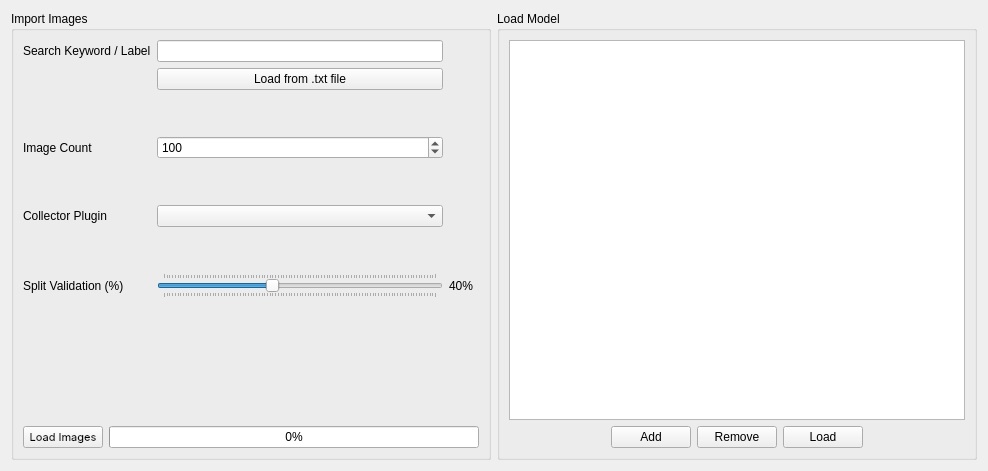
Before: the Qt Designer form view/importfileswidget.ui in Joensw/RCAIT, drawn with Qt 5.
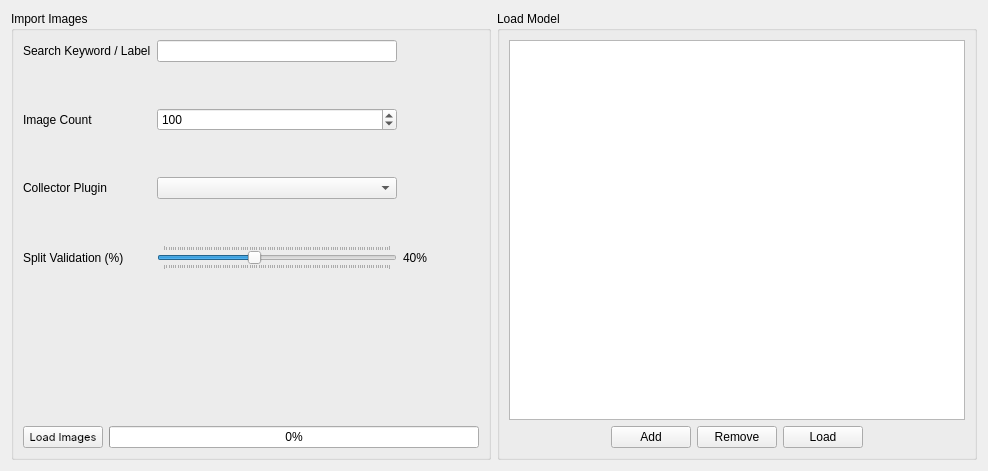
After: the same form once the commit is applied. Icons and pictures are not drawn. Custom widgets are drawn as their Qt base class.

Commit message: Changed button appearance

```diff
--- a/view/importfileswidget.ui
+++ b/view/importfileswidget.ui
@@ -183,6 +183,20 @@
             </property>
            </widget>
           </item>
+          <item>
+           <widget class="QPushButton" name="pushButton_loadLabelsFromFile">
+            <property name="text">
+             <string/>
+            </property>
+            <property name="icon">
+             <iconset resource="../UI_Icons.qrc">
+              <normaloff>:/Resources/UISymbols/UI_Folder_Icon.svg</normaloff>:/Resources/UISymbols/UI_Folder_Icon.svg</iconset>
+            </property>
+            <property name="flat">
+             <bool>true</bool>
+            </property>
+           </widget>
+          </item>
          </layout>
         </item>
         <item row="8" column="1">
@@ -218,15 +232,7 @@
          </spacer>
         </item>
         <item row="1" column="1">
-         <layout class="QHBoxLayout" name="horizontalLayout_2">
-          <item>
-           <widget class="QPushButton" name="pushButton_loadLabelFromFile">
-            <property name="text">
-             <string>Load from .txt file</string>
-            </property>
-           </widget>
-          </item>
-         </layout>
+         <layout class="QHBoxLayout" name="horizontalLayout_2"/>
         </item>
        </layout>
       </item>
```
The commit also changes 1 other file.
